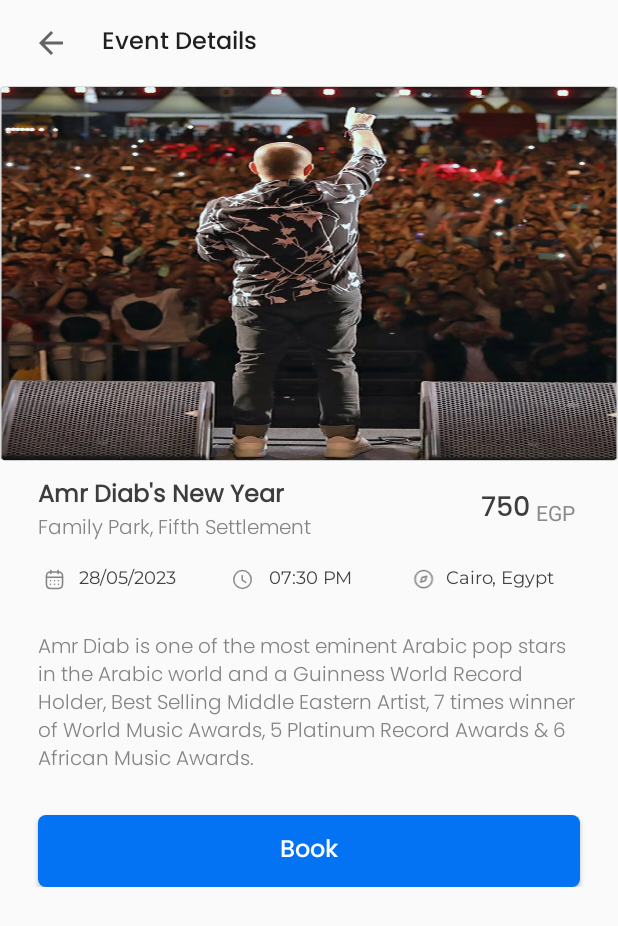
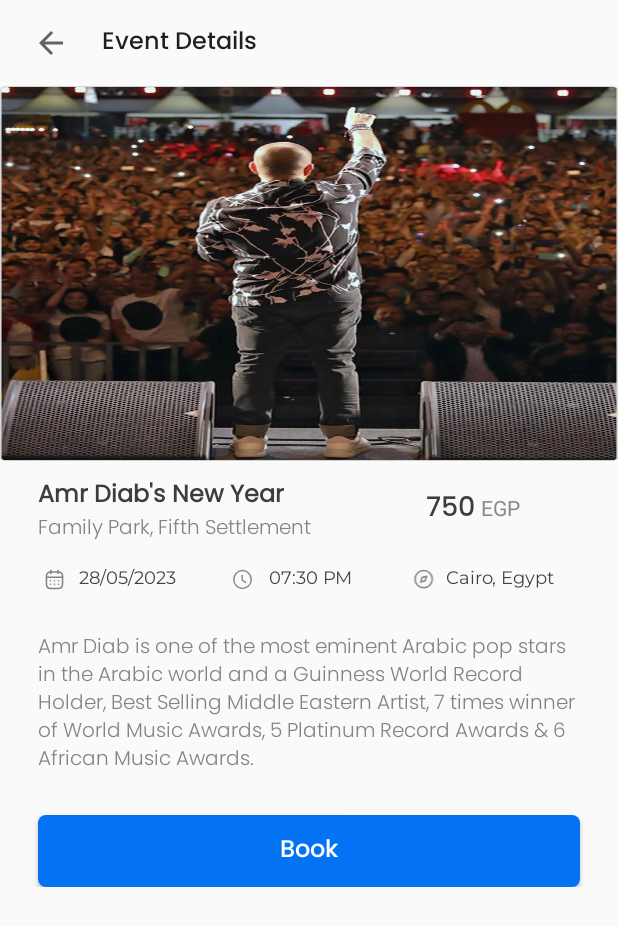
Before and after one commit to Ticket-it/Ticket-it-Frontend, an Android app: the layout activity_event_details.xml on its own in the app's theme, with its tools: preview values and no code run, on a phone screen of 412 x 824 dp. Shown: the top 926 px of the screen. Run offline under Robolectric (Android 15) with nearby library versions, the phone set to English and light mode, and no system bars.

```diff
--- a/app/src/main/java/me/jdvp/androidaspectexample/Adapters/EventAdapter.java
+++ b/app/src/main/java/me/jdvp/androidaspectexample/Adapters/EventAdapter.java
@@ -57,6 +57,7 @@ public class EventAdapter extends RecyclerView.Adapter<EventAdapter.MyHolder> {
                 intent.putExtra("time", myData.get(myHolder.getAdapterPosition()).getTime());
                 intent.putExtra("location", myData.get(myHolder.getAdapterPosition()).getLocation());
                 intent.putExtra("description", myData.get(myHolder.getAdapterPosition()).getDescription());
+                intent.putExtra("eventTypeId", myData.get(myHolder.getAdapterPosition()).getEventTypeId());
 
                 myContext.startActivity(intent);
             }
--- a/app/src/main/java/me/jdvp/androidaspectexample/config/ApiUrls.java
+++ b/app/src/main/java/me/jdvp/androidaspectexample/config/ApiUrls.java
@@ -5,7 +5,7 @@ public class ApiUrls {
     // public static final String IP_ADDRESS="192.168.100.19";
 
     // Abouraya
-    public static final String IP_ADDRESS="192.168.1.2";
+    public static final String IP_ADDRESS="192.168.1.3";
 
     // Login Port
     public static final String LOGIN_PORT=":3003/";
--- a/app/src/main/res/layout/activity_event_details.xml
+++ b/app/src/main/res/layout/activity_event_details.xml
@@ -59,7 +59,7 @@
             android:id="@+id/event_desc"
             android:layout_width="0dp"
             android:layout_height="match_parent"
-            android:layout_weight="9"
+            android:layout_weight="7"
             android:orientation="vertical">
 
             <TextView
@@ -90,8 +90,10 @@
             android:id="@+id/price_cont"
             android:layout_width="0dp"
             android:layout_height="wrap_content"
-            android:layout_weight="2"
-            android:orientation="horizontal">
+            android:layout_weight="3"
+            android:orientation="horizontal"
+            android:layout_marginLeft="20dp"
+            >
 
             <TextView
                 android:id="@+id/event_price"
@@ -108,8 +110,6 @@
                 android:id="@+id/textView3"
                 android:layout_width="wrap_content"
                 android:layout_height="wrap_content"
-
-                android:layout_marginTop="3dp"
                 android:text="EGP"
                 android:textColor="#8A8A8A" />
         </LinearLayout>
--- a/app/src/main/res/layout/event_card.xml
+++ b/app/src/main/res/layout/event_card.xml
@@ -26,7 +26,7 @@
             android:id="@+id/event_desc"
             android:layout_width="0dp"
             android:layout_height="match_parent"
-            android:layout_weight="9"
+            android:layout_weight="6"
             android:orientation="vertical">
 
             <TextView
@@ -67,7 +67,7 @@
 
                 android:layout_marginRight="4dp"
                 android:fontFamily="@font/poppins_medium"
-                android:text="750"
+                android:text="750.99"
                 android:textColor="#3D3D3D"
                 android:textSize="18sp" />
 
```
Also changed, not shown: app/src/main/java/me/jdvp/androidaspectexample/activity/user/EventDetailsActivity.java (+7 -2 lines), app/src/main/java/me/jdvp/androidaspectexample/activity/user/EventsActivity.java (+27 -5 lines), app/src/main/java/me/jdvp/androidaspectexample/activity/user/HomeFragment.java (+0 -13 lines).
